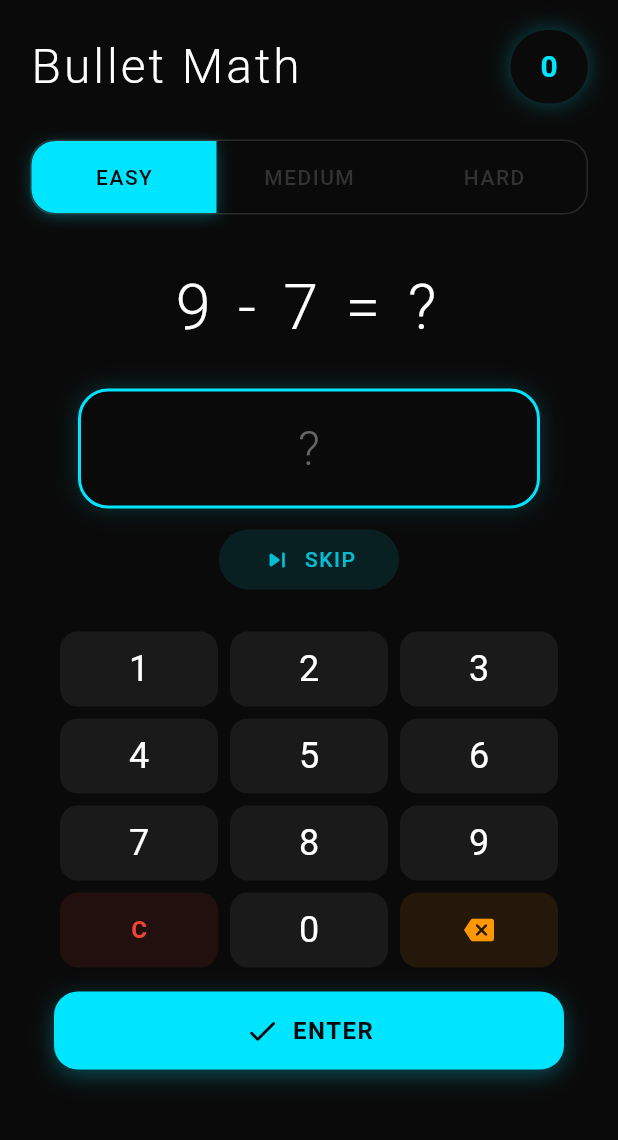
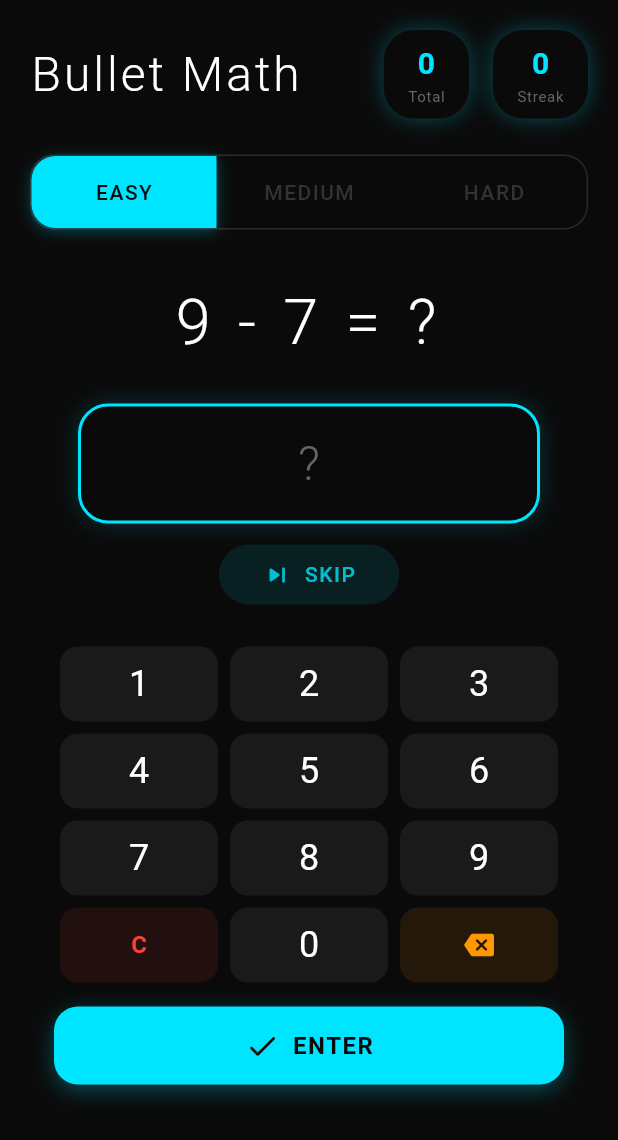
Before and after one commit to fresh-milkshake/bullet-math, a Flutter app: the screen it shows after launch, after a tap on "EASY", on a phone screen of 412 x 824 dp. Shown: the top 1140 px of the screen. Run offline on Flutter 3.47's test engine with Material 3 defaults, Android fonts, the light colour scheme and no system bars.

Commit message:
feat: add streak tracking to math screen
- introduced streak counter to track consecutive correct answers
- reset streak on incorrect answers and difficulty changes

```diff
--- a/lib/screens/math_screen.dart
+++ b/lib/screens/math_screen.dart
@@ -23,9 +23,12 @@ class _MathScreenState extends State<MathScreen>
   bool _isShowingResult = false;
   bool _isAnswerCorrect = false;
   int _correctAnswerCount = 0;
+  int _correctStreak = 0;
 
   late AnimationController _problemFadeController;
   late Animation<double> _problemFadeInAnimation;
+  late AnimationController _streakController;
+  late Animation<double> _streakScaleAnimation;
 
   @override
   void initState() {
@@ -37,6 +40,7 @@ class _MathScreenState extends State<MathScreen>
   @override
   void dispose() {
     _problemFadeController.dispose();
+    _streakController.dispose();
     super.dispose();
   }
 
@@ -51,6 +55,19 @@ class _MathScreenState extends State<MathScreen>
       end: 1.0,
     ).animate(CurvedAnimation(
       parent: _problemFadeController,
+      curve: Curves.easeInOut,
+    ));
+
+    _streakController = AnimationController(
+      duration: AppDurations.slow,
+      vsync: this,
+    );
+
+    _streakScaleAnimation = Tween<double>(
+      begin: 1.0,
+      end: 1.05,
+    ).animate(CurvedAnimation(
+      parent: _streakController,
       curve: Curves.easeInOut,
     ));
   }
@@ -110,6 +127,11 @@ class _MathScreenState extends State<MathScreen>
       _isShowingResult = true;
       if (_isAnswerCorrect) {
         _correctAnswerCount++;
+        _correctStreak++;
+        _streakController.forward();
+      } else {
+        _correctStreak = 0;
+        _streakController.reverse();
       }
     });
 
@@ -126,7 +148,9 @@ class _MathScreenState extends State<MathScreen>
 
     setState(() {
       _selectedDifficulty = newDifficulty;
+      _correctStreak = 0;
     });
+    _streakController.reverse();
     _generateNextProblem();
   }
 
@@ -134,6 +158,10 @@ class _MathScreenState extends State<MathScreen>
     if (_isShowingResult) return;
 
     HapticFeedback.lightImpact();
+    setState(() {
+      _correctStreak = 0;
+    });
+    _streakController.reverse();
     _generateNextProblem();
   }
 
@@ -175,26 +203,81 @@ class _MathScreenState extends State<MathScreen>
       mainAxisAlignment: MainAxisAlignment.spaceBetween,
       children: [
         const Text('Bullet Math', style: AppTextStyles.heading),
-        Container(
+        Row(
+          children: [
+            _buildScoreContainer('$_correctAnswerCount', 'Total'),
+            const SizedBox(width: AppSizes.paddingMedium),
+            _buildScoreContainer('$_correctStreak', 'Streak'),
+          ],
+        ),
+      ],
+    );
+  }
+
+  Widget _buildScoreContainer(String value, String label) {
+    final isStreak = label == 'Streak';
+    final streakValue = isStreak ? int.tryParse(value) ?? 0 : 0;
+
+    Color getStreakColor() {
+      if (streakValue >= 15) return AppColors.success;
+      if (streakValue >= 10) return AppColors.warning;
+      if (streakValue >= 5) return AppColors.accent;
+      return AppColors.accent;
+    }
+
+    Widget container = Container(
       padding: const EdgeInsets.symmetric(
-            horizontal: AppSizes.paddingLarge,
-            vertical: 10,
+        horizontal: AppSizes.paddingMedium,
+        vertical: 8,
       ),
       decoration: BoxDecoration(
         color: AppColors.backgroundDark,
-            borderRadius: BorderRadius.circular(AppSizes.borderRadiusXLarge),
+        borderRadius: BorderRadius.circular(AppSizes.borderRadiusLarge),
         boxShadow: [
           BoxShadow(
-                color: AppColors.accent.withOpacity(0.3),
+            color: (isStreak ? getStreakColor() : AppColors.accent).withOpacity(0.3),
             blurRadius: 12,
             spreadRadius: 0,
           ),
         ],
       ),
-          child: Text('$_correctAnswerCount', style: AppTextStyles.scoreText),
+      child: Column(
+        mainAxisSize: MainAxisSize.min,
+        children: [
+          Text(
+            value,
+            style: TextStyle(
+              fontSize: 20,
+              fontWeight: FontWeight.w600,
+              color: isStreak ? getStreakColor() : AppColors.accent,
+            ),
+          ),
+          Text(
+            label,
+            style: TextStyle(
+              fontSize: 10,
+              fontWeight: FontWeight.w400,
+              color: AppColors.textSecondary,
+              letterSpacing: 0.5,
+            ),
           ),
         ],
+      ),
     );
+
+    if (isStreak) {
+      return AnimatedBuilder(
+        animation: _streakScaleAnimation,
+        builder: (context, child) {
+          return Transform.scale(
+            scale: _streakScaleAnimation.value,
+            child: container,
+          );
+        },
+      );
+    }
+
+    return container;
   }
 
   Widget _buildDifficultySelector() {
@@ -403,7 +486,7 @@ class _InteractiveAnswerInputState extends State<_InteractiveAnswerInput> {
         duration: AppDurations.normal,
         curve: Curves.easeOut,
         width: double.infinity,
-        height: 80, // Фиксированная высота поля ввода
+        height: 80,
         padding: const EdgeInsets.symmetric(
           horizontal: AppSizes.paddingXLarge,
           vertical: AppSizes.paddingMedium,
```
Lines whose indentation alone changed are shown as unchanged.
